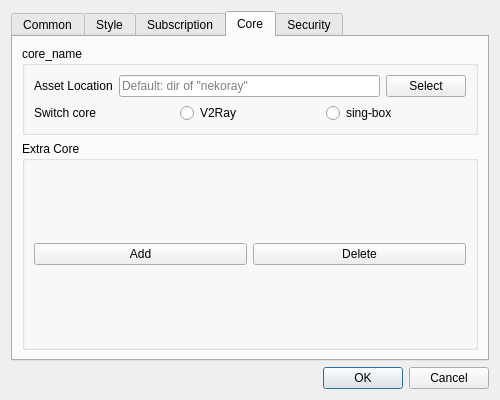
Before: the Qt Designer form ui/dialog_basic_settings.ui in MatsuriDayo/nekoray, drawn with Qt 5.
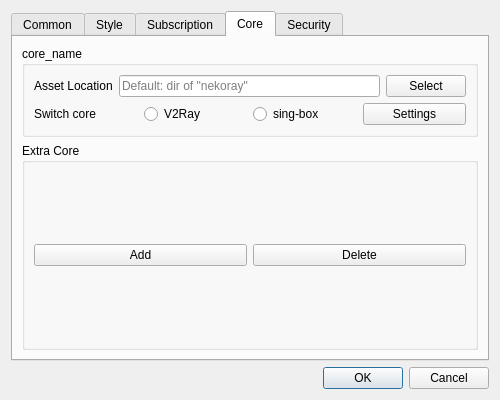
After: the same form once the commit is applied. The open tabs and pages were chosen to show the change. Custom widgets are drawn as their Qt base class.

Commit message: gui: core settings

```diff
--- a/ui/dialog_basic_settings.ui
+++ b/ui/dialog_basic_settings.ui
@@ -590,6 +590,13 @@
               </property>
              </widget>
             </item>
+            <item>
+             <widget class="QPushButton" name="core_settings">
+              <property name="text">
+               <string>Settings</string>
+              </property>
+             </widget>
+            </item>
            </layout>
           </item>
          </layout>
```
The commit also changes 7 other files.
